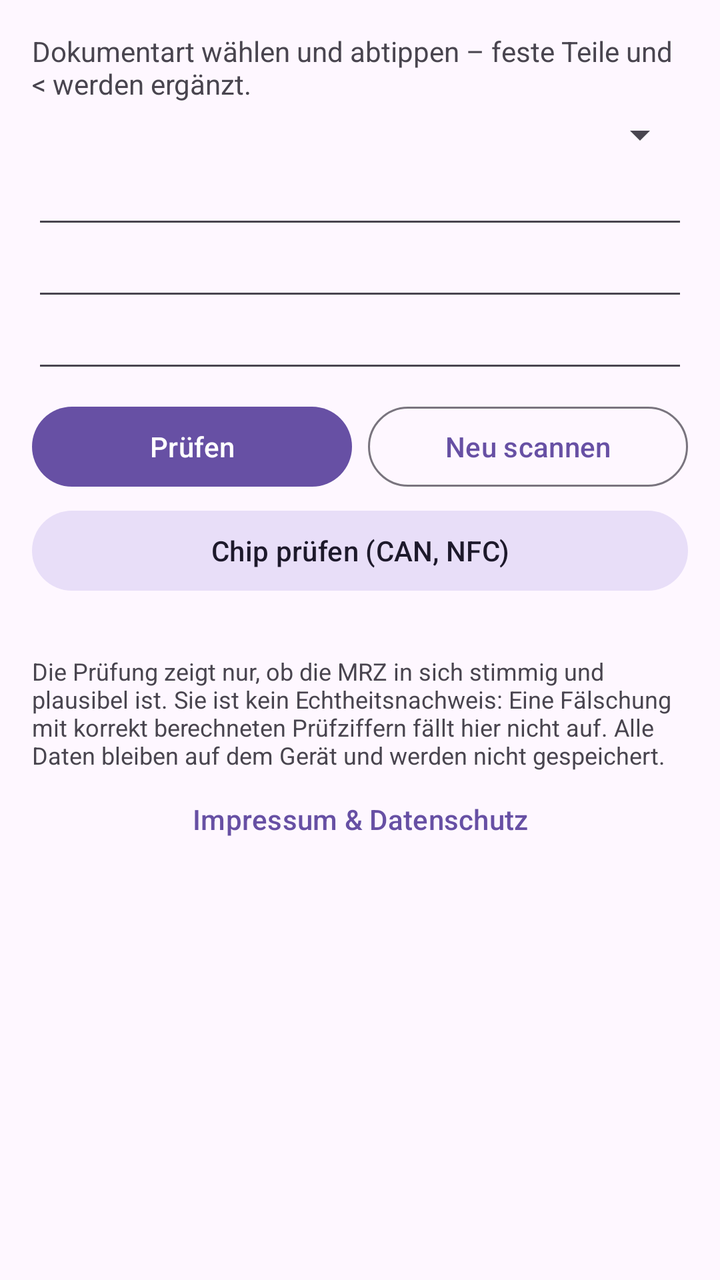
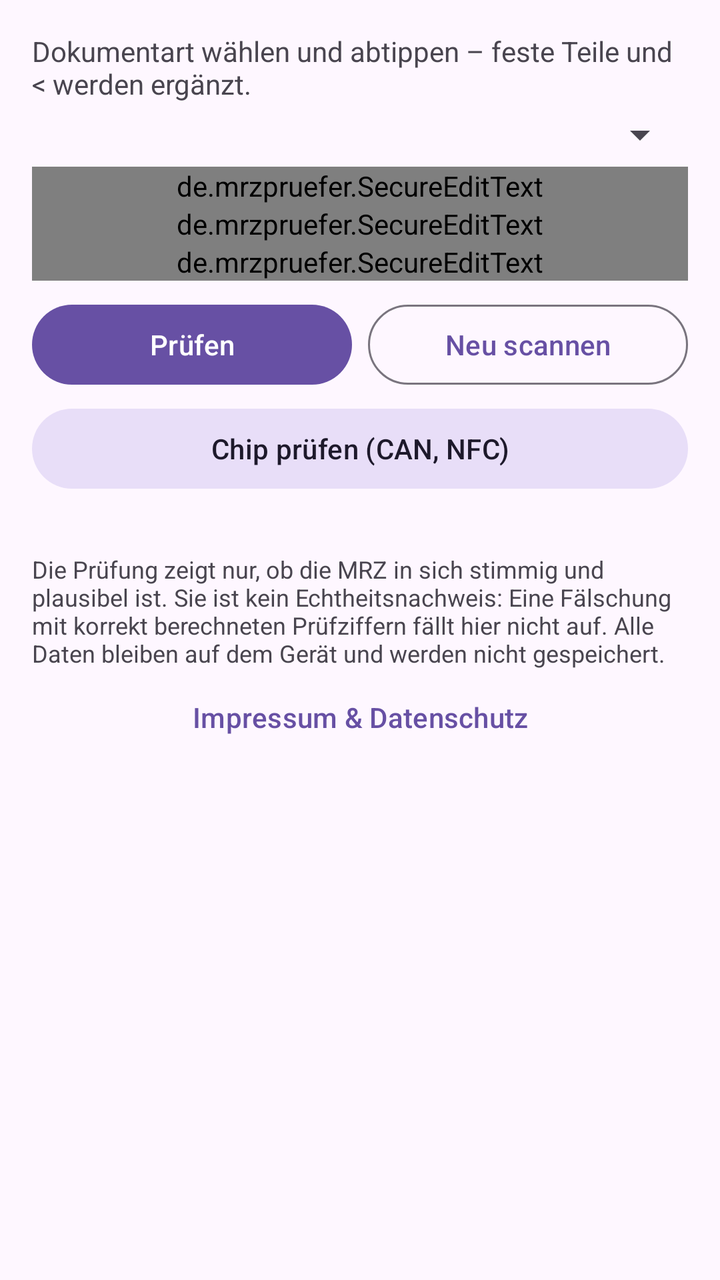

Compare the two renders of this Android layout. The source of the first and the diff that turns it into the second are given below.
<!-- AndroidManifest.xml: application theme Theme.MrzPruefer -->
<!-- res/layout/activity_result.xml -->
<?xml version="1.0" encoding="utf-8"?>
<ScrollView xmlns:android="http://schemas.android.com/apk/res/android"
    android:layout_width="match_parent"
    android:layout_height="match_parent"
    android:fitsSystemWindows="true">

    <LinearLayout
        android:layout_width="match_parent"
        android:layout_height="wrap_content"
        android:orientation="vertical"
        android:padding="16dp">

        <TextView
            android:layout_width="wrap_content"
            android:layout_height="wrap_content"
            android:text="@string/mrz_label"
            android:textSize="14sp" />

        <Spinner
            android:id="@+id/mode"
            android:layout_width="match_parent"
            android:layout_height="wrap_content"
            android:layout_marginTop="4dp"
            android:layout_marginBottom="4dp" />

        <EditText android:id="@+id/line1" style="@style/MrzLine" />
        <EditText android:id="@+id/line2" style="@style/MrzLine" />
        <EditText android:id="@+id/line3" style="@style/MrzLine" />

        <LinearLayout
            android:layout_width="match_parent"
            android:layout_height="wrap_content"
            android:layout_marginTop="8dp"
            android:orientation="horizontal">

            <Button
                android:id="@+id/btnCheck"
                android:layout_width="0dp"
                android:layout_height="wrap_content"
                android:layout_marginEnd="4dp"
                android:layout_weight="1"
                android:text="@string/check" />

            <Button
                android:id="@+id/btnScan"
                style="@style/Widget.Material3.Button.OutlinedButton"
                android:layout_width="0dp"
                android:layout_height="wrap_content"
                android:layout_marginStart="4dp"
                android:layout_weight="1"
                android:text="@string/scan_again" />
        </LinearLayout>

        <Button
            android:id="@+id/btnChip"
            style="@style/Widget.Material3.Button.TonalButton"
            android:layout_width="match_parent"
            android:layout_height="wrap_content"
            android:layout_marginTop="4dp"
            android:text="@string/chip_check" />

        <TextView
            android:id="@+id/verdict"
            android:layout_width="match_parent"
            android:layout_height="wrap_content"
            android:layout_marginTop="16dp"
            android:gravity="center"
            android:padding="14dp"
            android:textColor="#FFFFFF"
            android:textSize="18sp"
            android:textStyle="bold"
            android:visibility="gone" />

        <TextView
            android:id="@+id/compare"
            android:layout_width="match_parent"
            android:layout_height="wrap_content"
            android:layout_marginTop="12dp"
            android:background="@drawable/box"
            android:lineSpacingExtra="4dp"
            android:padding="12dp"
            android:textSize="15sp"
            android:visibility="gone" />

        <LinearLayout
            android:id="@+id/items"
            android:layout_width="match_parent"
            android:layout_height="wrap_content"
            android:layout_marginTop="12dp"
            android:orientation="vertical" />

        <TextView
            android:layout_width="match_parent"
            android:layout_height="wrap_content"
            android:layout_marginTop="16dp"
            android:text="@string/disclaimer"
            android:textSize="12sp" />

        <Button
            android:id="@+id/btnInfo"
            style="@style/Widget.Material3.Button.TextButton"
            android:layout_width="wrap_content"
            android:layout_height="wrap_content"
            android:layout_gravity="center_horizontal"
            android:text="@string/info" />
    </LinearLayout>
</ScrollView>
<!-- resources referenced by this layout -->
<resources>
  <!-- drawable box (drawable) -->
  <?xml version="1.0" encoding="utf-8"?>
  <shape xmlns:android="http://schemas.android.com/apk/res/android" android:shape="rectangle">
      <stroke android:width="1dp" android:color="#888888" />
      <corners android:radius="8dp" />
  </shape>
  <string name="check">Prüfen</string>
  <string name="chip_check">Chip prüfen (CAN, NFC)</string>
  <string name="disclaimer">Die Prüfung zeigt nur, ob die MRZ in sich stimmig und plausibel ist. Sie ist kein Echtheitsnachweis: Eine Fälschung mit korrekt berechneten Prüfziffern fällt hier nicht auf. Alle Daten bleiben auf dem Gerät und werden nicht gespeichert.</string>
  <string name="info">Impressum &amp; Datenschutz</string>
  <string name="mrz_label">Dokumentart wählen und abtippen – feste Teile und &lt; werden ergänzt.</string>
  <string name="scan_again">Neu scannen</string>
  <style name="MrzLine">
          <item name="android:layout_width">match_parent</item>
          <item name="android:layout_height">wrap_content</item>
          <item name="android:fontFamily">monospace</item>
          <item name="android:textSize">14sp</item>
          <item name="android:inputType">textCapCharacters|textNoSuggestions|textVisiblePassword</item>
          <item name="android:maxLines">1</item>
          <item name="android:importantForAutofill">no</item>
          
          <item name="android:imeOptions">flagNoPersonalizedLearning|actionNext</item>
      </style>
  <style name="Theme.MrzPruefer" parent="Theme.Material3.DayNight.NoActionBar" />
</resources>

<!-- the commit's change to res/layout/activity_result.xml (unified diff, before → after) -->
@@ -23,9 +23,9 @@
             android:layout_marginTop="4dp"
             android:layout_marginBottom="4dp" />
 
-        <EditText android:id="@+id/line1" style="@style/MrzLine" />
-        <EditText android:id="@+id/line2" style="@style/MrzLine" />
-        <EditText android:id="@+id/line3" style="@style/MrzLine" />
+        <de.mrzpruefer.SecureEditText android:id="@+id/line1" style="@style/MrzLine" />
+        <de.mrzpruefer.SecureEditText android:id="@+id/line2" style="@style/MrzLine" />
+        <de.mrzpruefer.SecureEditText android:id="@+id/line3" style="@style/MrzLine" />
 
         <LinearLayout
             android:layout_width="match_parent"
